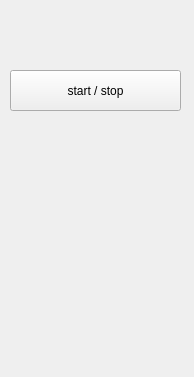
Qt form tennisSimulator/forms/physicscontrols.ui (irisgallo/tennis-simulator) before a commit.
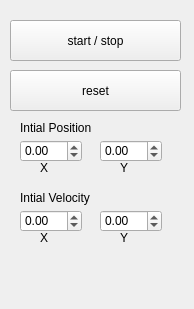
The same form after that commit.

What changed in the file:
```diff
--- a/tennisSimulator/forms/physicscontrols.ui
+++ b/tennisSimulator/forms/physicscontrols.ui
@@ -7,7 +7,7 @@
     <x>0</x>
     <y>0</y>
     <width>194</width>
-    <height>377</height>
+    <height>309</height>
    </rect>
   </property>
   <property name="windowTitle">
@@ -17,7 +17,7 @@
    <property name="geometry">
     <rect>
      <x>10</x>
-     <y>70</y>
+     <y>20</y>
      <width>171</width>
      <height>41</height>
     </rect>
@@ -26,6 +26,152 @@
     <string>start / stop</string>
    </property>
   </widget>
+  <widget class="QPushButton" name="resetButton">
+   <property name="geometry">
+    <rect>
+     <x>10</x>
+     <y>70</y>
+     <width>171</width>
+     <height>41</height>
+    </rect>
+   </property>
+   <property name="text">
+    <string>reset</string>
+   </property>
+  </widget>
+  <widget class="QDoubleSpinBox" name="pxSpinBox">
+   <property name="geometry">
+    <rect>
+     <x>20</x>
+     <y>140</y>
+     <width>62</width>
+     <height>22</height>
+    </rect>
+   </property>
+   <property name="minimum">
+    <double>-99.000000000000000</double>
+   </property>
+  </widget>
+  <widget class="QDoubleSpinBox" name="pySpinBox">
+   <property name="geometry">
+    <rect>
+     <x>100</x>
+     <y>140</y>
+     <width>62</width>
+     <height>22</height>
+    </rect>
+   </property>
+   <property name="minimum">
+    <double>-66.000000000000000</double>
+   </property>
+   <property name="maximum">
+    <double>66.000000000000000</double>
+   </property>
+  </widget>
+  <widget class="QLabel" name="posLabel">
+   <property name="geometry">
+    <rect>
+     <x>20</x>
+     <y>120</y>
+     <width>81</width>
+     <height>16</height>
+    </rect>
+   </property>
+   <property name="text">
+    <string>Intial Position</string>
+   </property>
+  </widget>
+  <widget class="QLabel" name="posXLabel">
+   <property name="geometry">
+    <rect>
+     <x>40</x>
+     <y>160</y>
+     <width>16</width>
+     <height>16</height>
+    </rect>
+   </property>
+   <property name="text">
+    <string>X</string>
+   </property>
+  </widget>
+  <widget class="QLabel" name="posYLabel">
+   <property name="geometry">
+    <rect>
+     <x>120</x>
+     <y>160</y>
+     <width>16</width>
+     <height>16</height>
+    </rect>
+   </property>
+   <property name="text">
+    <string>Y</string>
+   </property>
+  </widget>
+  <widget class="QLabel" name="velLabel">
+   <property name="geometry">
+    <rect>
+     <x>20</x>
+     <y>190</y>
+     <width>81</width>
+     <height>16</height>
+    </rect>
+   </property>
+   <property name="text">
+    <string>Intial Velocity</string>
+   </property>
+  </widget>
+  <widget class="QDoubleSpinBox" name="vxSpinBox">
+   <property name="geometry">
+    <rect>
+     <x>20</x>
+     <y>210</y>
+     <width>62</width>
+     <height>22</height>
+    </rect>
+   </property>
+   <property name="minimum">
+    <double>-99.000000000000000</double>
+   </property>
+  </widget>
+  <widget class="QDoubleSpinBox" name="vySpinBox">
+   <property name="geometry">
+    <rect>
+     <x>100</x>
+     <y>210</y>
+     <width>62</width>
+     <height>22</height>
+    </rect>
+   </property>
+   <property name="minimum">
+    <double>-99.000000000000000</double>
+   </property>
+  </widget>
+  <widget class="QLabel" name="velYLabel">
+   <property name="geometry">
+    <rect>
+     <x>120</x>
+     <y>230</y>
+     <width>16</width>
+     <height>16</height>
+    </rect>
+   </property>
+   <property name="text">
+    <string>Y</string>
+   </property>
+  </widget>
+  <widget class="QLabel" name="velXLabel">
+   <property name="geometry">
+    <rect>
+     <x>40</x>
+     <y>230</y>
+     <width>16</width>
+     <height>16</height>
+    </rect>
+   </property>
+   <property name="text">
+    <string>X</string>
+   </property>
+  </widget>
  </widget>
  <resources/>
  <connections/>
```
Left out of the diff: 2 changed lines with no effect on the pictures.
